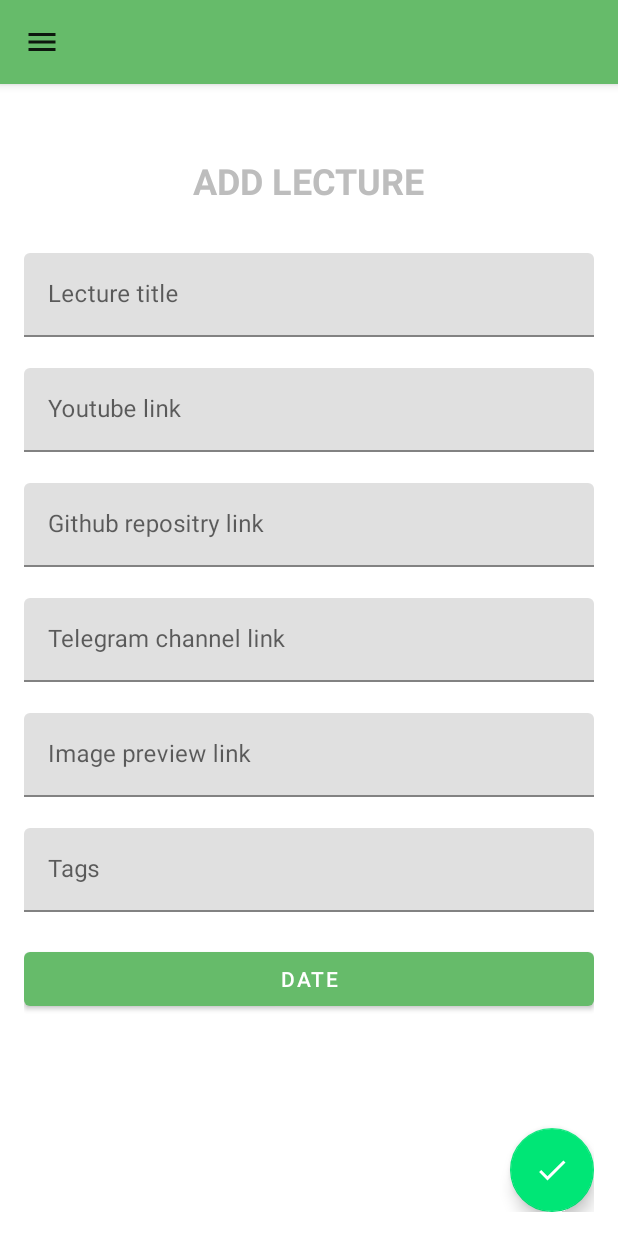
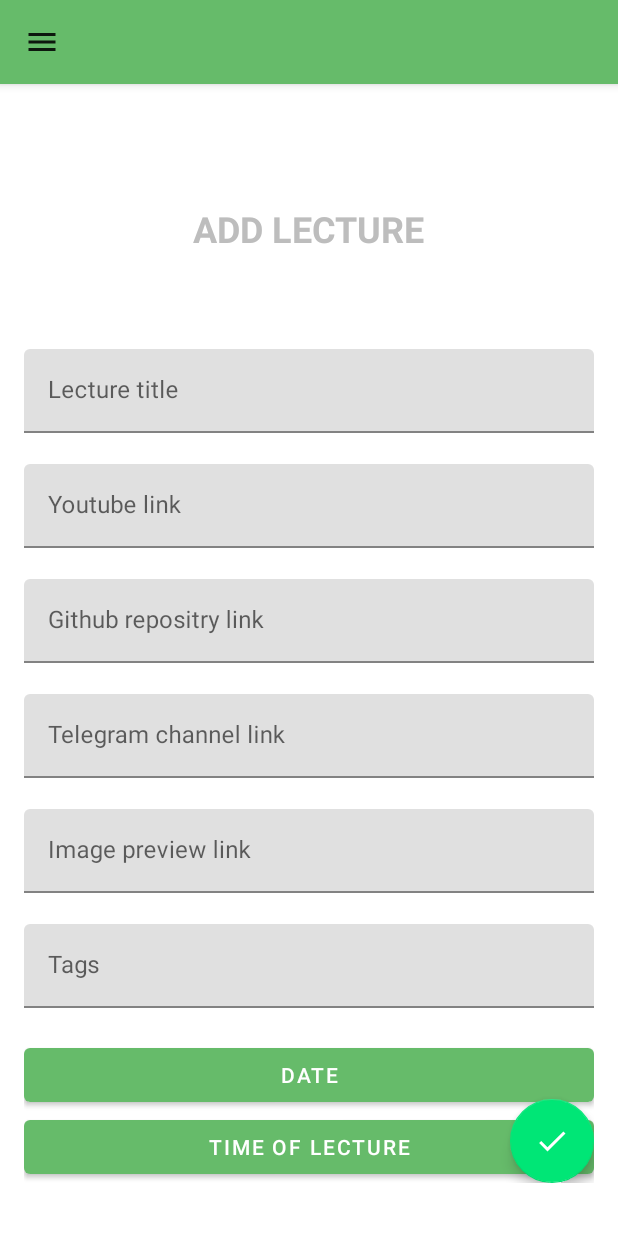
Before and after one commit to Lazydemon341/hackathon-22-android, an Android app: the fragment AddLectureFragment placed in its activity, on a phone screen of 412 x 824 dp. Run offline under Robolectric (Android 15) with nearby library versions, the phone set to English and light mode, and no system bars; our stand-ins replace Timber; libraries missing offline, so code that uses them is left out: by.kirich1409.viewbindingdelegate, com.github.terrakok.cicerone; 9 statements that could not run were skipped.

Commit message:
add date and time picker dialogs

```diff
--- a/app/src/main/java/com/github/android_academy/hackathon/ui/addlecture/AddLectureFragment.kt
+++ b/app/src/main/java/com/github/android_academy/hackathon/ui/addlecture/AddLectureFragment.kt
@@ -1,8 +1,13 @@
 package com.github.android_academy.hackathon.ui.addlecture
 
+import android.app.DatePickerDialog
+import android.app.TimePickerDialog
 import android.os.Bundle
 import android.text.format.DateUtils
 import android.view.View
+import android.widget.DatePicker
+import android.widget.TimePicker
+import android.widget.Toast
 import androidx.fragment.app.viewModels
 import androidx.lifecycle.ViewModel
 import androidx.lifecycle.ViewModelProvider
@@ -61,16 +66,50 @@ class AddLectureFragment : BaseFragment(R.layout.add_lecture_fragment, true) {
         //date
         setInitialDateTime()
         binding.addLectureFragmentDate.setOnClickListener {
-            viewModel.startDatePicker(dateAndTime)
+            //viewModel.startDatePicker(dateAndTime)
+            DatePickerDialog(
+                requireContext(),
+                object: DatePickerDialog.OnDateSetListener{
+                    override fun onDateSet(p0: DatePicker?, p1: Int, p2: Int, p3: Int) {
+                        dateAndTime.set(Calendar.YEAR, p1)
+                        dateAndTime.set(Calendar.MONTH, p2)
+                        dateAndTime.set(Calendar.DAY_OF_MONTH, p3)
+                    }
+
+
+                }
+                , dateAndTime.get(Calendar.YEAR),
+                dateAndTime.get(Calendar.MONTH),
+                dateAndTime.get(Calendar.DAY_OF_MONTH)
+            ).show()
+
+
+        }
+
+        binding.addLectureFragmentTime.setOnClickListener {
+            TimePickerDialog(
+                requireContext(),
+                object: TimePickerDialog.OnTimeSetListener{
+                    override fun onTimeSet(p0: TimePicker?, p1: Int, p2: Int) {
+                        dateAndTime.set(Calendar.HOUR_OF_DAY, p1)
+                        dateAndTime.set(Calendar.MINUTE, p2)
+                    }
+
+                }
+                , dateAndTime.get(Calendar.HOUR_OF_DAY),
+                dateAndTime.get(Calendar.MINUTE),true
+            ).show()
+
+
         }
     }
+
     private fun setInitialDateTime() {
         binding.addLectureFragmentDate.setText(
-            DateUtils.formatDateTime(
+            DateUtils.formatDate(
                 context,
                 dateAndTime.timeInMillis,
                 DateUtils.FORMAT_SHOW_DATE or DateUtils.FORMAT_SHOW_YEAR
-                        or DateUtils.FORMAT_SHOW_TIME
             )
         )
     }
--- a/app/src/main/java/com/github/android_academy/hackathon/ui/lectureslist/LecturesListViewModel.kt
+++ b/app/src/main/java/com/github/android_academy/hackathon/ui/lectureslist/LecturesListViewModel.kt
@@ -42,7 +42,7 @@ class LecturesListViewModel @Inject constructor(
     }
 
     fun onLectureAction(lecture: Lecture){
-        router.navigateTo(Screens.lectureFragment(lecture.id))
+        router.navigateTo(Screens.lectureFragment(lecture.id!!))
     }
 
     fun addLectureAction(courseId: Long){
--- a/app/src/main/res/layout/add_lecture_fragment.xml
+++ b/app/src/main/res/layout/add_lecture_fragment.xml
@@ -1,17 +1,20 @@
 <?xml version="1.0" encoding="utf-8"?>
-
-<androidx.constraintlayout.widget.ConstraintLayout xmlns:android="http://schemas.android.com/apk/res/android"
+<ScrollView xmlns:android="http://schemas.android.com/apk/res/android"
     xmlns:app="http://schemas.android.com/apk/res-auto"
     xmlns:tools="http://schemas.android.com/tools"
     android:layout_width="match_parent"
-    android:layout_height="match_parent"
+    android:layout_height="match_parent">
+
+<androidx.constraintlayout.widget.ConstraintLayout
+    android:layout_width="match_parent"
+    android:layout_height="wrap_content"
     android:padding="@dimen/standard_margin">
 
     <TextView
         android:id="@+id/add_lecture_text"
         android:layout_width="wrap_content"
         android:layout_height="wrap_content"
-        android:layout_marginTop="32dp"
+        android:layout_marginTop="64dp"
         android:text="Add lecture"
         android:textAllCaps="true"
         android:textColor="@color/gray"
@@ -35,7 +38,7 @@
         android:id="@+id/add_lecture_fragment_title"
         android:layout_width="match_parent"
         android:layout_height="wrap_content"
-        android:layout_marginTop="32dp"
+        android:layout_marginTop="64dp"
         app:errorEnabled="true"
         app:layout_constraintTop_toBottomOf="@id/add_lecture_text"
         tools:layout_editor_absoluteX="132dp">
@@ -130,4 +133,13 @@
         app:layout_constraintStart_toStartOf="parent"
         app:layout_constraintTop_toBottomOf="@+id/add_lecture_fragment_tags" />
 
+    <Button
+        android:id="@+id/add_lecture_fragment_time"
+        android:layout_width="match_parent"
+        android:layout_height="wrap_content"
+        android:text="@string/time_picker"
+        app:layout_constraintStart_toStartOf="parent"
+        app:layout_constraintTop_toBottomOf="@+id/add_lecture_fragment_date" />
+
 </androidx.constraintlayout.widget.ConstraintLayout>
+</ScrollView>
--- a/app/src/main/res/values/strings.xml
+++ b/app/src/main/res/values/strings.xml
@@ -32,4 +32,5 @@
     <string name="tags">Tags</string>
     <string name="date_label">Date</string>
     <string name="date_picker_title">Date of lecture</string>
+    <string name="time_picker">Time of lecture</string>
 </resources>
```
Also changed, not shown: app/src/main/java/com/github/android_academy/hackathon/Screens.kt (+17 -9 lines), app/src/main/java/com/github/android_academy/hackathon/di/viewmodels/timepicker/TimePickerViewModelComponent.kt (added, +12 -0 lines), app/src/main/java/com/github/android_academy/hackathon/ui/timepicker/TimePickerFragment.kt (added, +63 -0 lines), app/src/main/java/com/github/android_academy/hackathon/ui/timepicker/TimePickerViewModel.kt (added, +14 -0 lines), app/src/main/res/layout/time_picker_fragment.xml (added, +43 -0 lines).
